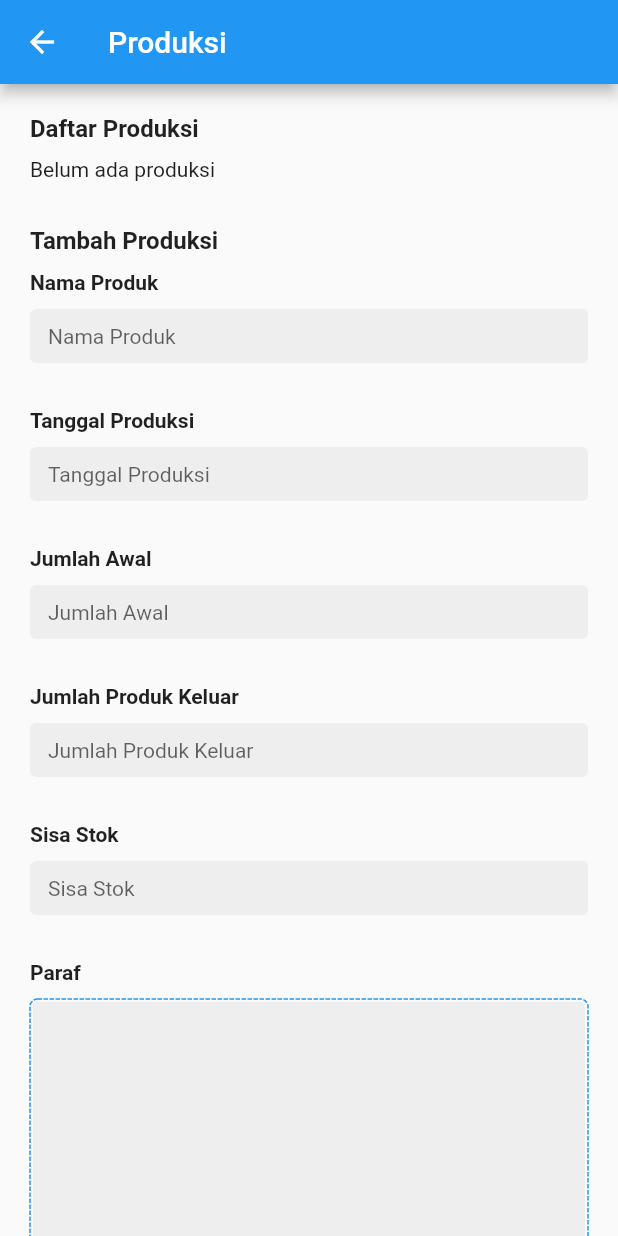
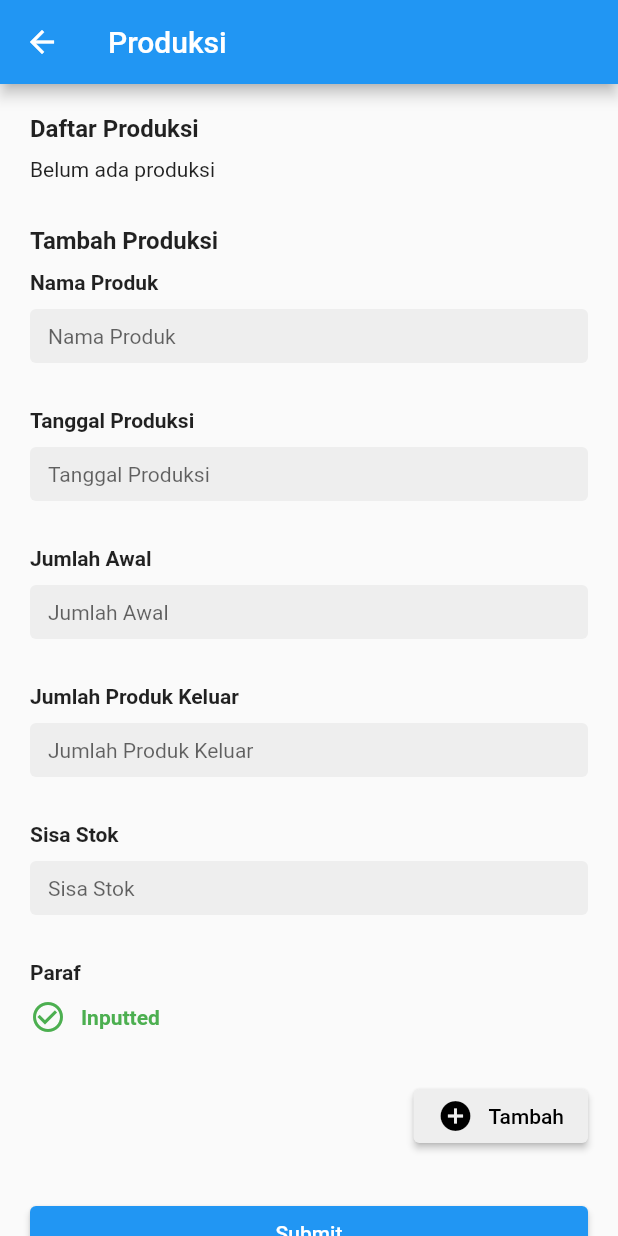
Before and after one commit to jpngeekudin/halal-chain-android, a Flutter app: the UmkmProduksiPage screen opened by its route, on a phone screen of 412 x 824 dp. Run offline on Flutter 3.47's test engine with Material 2 defaults, Android fonts, the phone set to English and light mode, and no system bars; drawn by our look-alikes of dotted_border, signature; our stand-ins replace dio, file_picker, flutter_secure_storage, google_fonts, logger and 4 more; missing offline and left inert: dart:ffi, mobile_scanner; accounts and stored records are empty.

Commit message:
umkm produksi paraf

```diff
--- a/lib/models/umkm_model.dart
+++ b/lib/models/umkm_model.dart
@@ -245,8 +245,9 @@ class UmkmProduksi {
   int jumlahAwal;
   int jumlahProdukKeluar;
   int sisaStok;
-  File paraf;
-  String? uploadedParafUrl;
+  // File paraf;
+  // String? uploadedParafUrl;
+  UserSignature paraf;
 
   UmkmProduksi({
     required this.tanggalProduksi,
@@ -257,9 +258,9 @@ class UmkmProduksi {
     required this.paraf
   });
 
-  void setParafUrl(String url) {
-    uploadedParafUrl = url;
-  }
+  // void setParafUrl(String url) {
+  //   uploadedParafUrl = url;
+  // }
 }
 
 class UmkmPemusnahan {
--- a/lib/pages/umkm_pages/umkm_data_sjh_pages/umkm_produksi_page.dart
+++ b/lib/pages/umkm_pages/umkm_data_sjh_pages/umkm_produksi_page.dart
@@ -4,10 +4,13 @@ import 'package:flutter/services.dart';
 import 'package:halal_chain/configs/api_config.dart';
 import 'package:halal_chain/helpers/date_helper.dart';
 import 'package:halal_chain/helpers/form_helper.dart';
+import 'package:halal_chain/helpers/modal_helper.dart';
 import 'package:halal_chain/helpers/umkm_helper.dart';
 import 'package:halal_chain/helpers/utils_helper.dart';
+import 'package:halal_chain/models/signature_model.dart';
 import 'package:halal_chain/models/umkm_model.dart';
 import 'package:halal_chain/services/core_service.dart';
+import 'package:halal_chain/widgets/signature_form_widget.dart';
 import 'package:logger/logger.dart';
 import 'package:signature/signature.dart';
 
@@ -32,9 +35,25 @@ class _UmkmProduksiPageState extends State<UmkmProduksiPage> {
   final _jumlahAwalController = TextEditingController();
   final _jumlahProdukKeluarController = TextEditingController();
   final _sisaStokController = TextEditingController();
-  final _parafController = SignatureController(
-    penStrokeWidth: 5
-  );
+  UserSignature? _parafModel;
+  // final _parafController = SignatureController(
+  //   penStrokeWidth: 5
+  // );
+
+  void _showModalSignature() {
+    showModalBottomSheet(
+      context: context,
+      isScrollControlled: true,
+      shape: ModalBottomSheetShape,
+      builder: (context) {
+        return SignatureFormWidget();
+      }
+    ).then((signature) {
+      setState(() {
+        _parafModel = signature;
+      });
+    });
+  }
 
   Widget _getProduksiCard(UmkmProduksi produksi) {
     final labelTextStyle = TextStyle(
@@ -125,14 +144,15 @@ class _UmkmProduksiPageState extends State<UmkmProduksiPage> {
       _jumlahAwalController.text.isEmpty ||
       _jumlahProdukKeluarController.text.isEmpty ||
       _sisaStokController.text.isEmpty ||
-      _parafController.isEmpty
+      _parafModel == null
+      // _parafController.isEmpty
     ) {
       final snackBar = SnackBar(content: Text('Harap isi semua field yang dibutuhkan'));
       ScaffoldMessenger.of(context).showSnackBar(snackBar);
       return;
     }
 
-    final parafBytes = await _parafController.toPngBytes();
+    // final parafBytes = await _parafController.toPngBytes();
 
     final produksi = UmkmProduksi(
       tanggalProduksi: _tanggalProduksiModel!,
@@ -140,7 +160,8 @@ class _UmkmProduksiPageState extends State<UmkmProduksiPage> {
       jumlahAwal: int.parse(_jumlahAwalController.text),
       jumlahProdukKeluar: int.parse(_jumlahProdukKeluarController.text),
       sisaStok: int.parse(_sisaStokController.text),
-      paraf: await uint8ListToFile(parafBytes!),
+      paraf: _parafModel!,
+      // paraf: await uint8ListToFile(parafBytes!),
     );
 
     setState(() {
@@ -150,7 +171,8 @@ class _UmkmProduksiPageState extends State<UmkmProduksiPage> {
       _jumlahAwalController.text = '';
       _jumlahProdukKeluarController.text = '';
       _sisaStokController.text = '';
-      _parafController.clear();
+      _parafModel = null;
+      // _parafController.clear();
     });
   }
 
@@ -169,17 +191,18 @@ class _UmkmProduksiPageState extends State<UmkmProduksiPage> {
       final core = CoreService();
       final document = await getUmkmDocument();
 
-      for (int i = 0; i < _listProduksi.length; i++) {
-        final produksi = _listProduksi[i];
-        final formData = FormData.fromMap({
-          'image': await MultipartFile.fromFile(
-            produksi.paraf.path,
-            filename: produksi.paraf.path.split('/').last
-          )
-        });
-        final upload = await core.genericPost(ApiList.imageUpload, null, formData);
-        produksi.setParafUrl(upload.data);
-      }
+      // upload each produksi signature image
+      // for (int i = 0; i < _listProduksi.length; i++) {
+      //   final produksi = _listProduksi[i];
+      //   final formData = FormData.fromMap({
+      //     'image': await MultipartFile.fromFile(
+      //       produksi.paraf.path,
+      //       filename: produksi.paraf.path.split('/').last
+      //     )
+      //   });
+      //   final upload = await core.genericPost(ApiList.imageUpload, null, formData);
+      //   produksi.setParafUrl(upload.data);
+      // }
 
       final params = {
         'id': document!.id,
@@ -189,7 +212,7 @@ class _UmkmProduksiPageState extends State<UmkmProduksiPage> {
           'jumlah_awal': produksi.jumlahAwal,
           'jumlah_produk_keluar': produksi.jumlahProdukKeluar,
           'sisa_stok': produksi.sisaStok,
-          'paraf': produksi.uploadedParafUrl
+          'paraf': produksi.paraf.sign
         }).toList()
       };
 
@@ -292,9 +315,34 @@ class _UmkmProduksiPageState extends State<UmkmProduksiPage> {
                   //     Text(_parafModel ? 'Ya' : 'Tidak')
                   //   ],
                   // ),
-                  input: getInputSignature(
-                    controller: _parafController,
-                    context: context
+                  // input: getInputSignature(
+                  //   controller: _parafController,
+                  //   context: context
+                  // )
+                  input: _parafModel == null ? InkWell(
+                    onTap: () => _showModalSignature(),
+                    child: Wrap(
+                      crossAxisAlignment: WrapCrossAlignment.center,
+                      children: [
+                        Icon(Icons.warning_rounded, color: Colors.grey[600]),
+                        SizedBox(width: 10),
+                        Text('Input Signature', style: TextStyle(
+                          fontWeight: FontWeight.bold,
+                          color: Colors.grey[600]
+                        ))
+                      ],
+                    ),
+                  )
+                  : Wrap(
+                    crossAxisAlignment: WrapCrossAlignment.center,
+                    children: [
+                      Icon(Icons.check_circle_outline, color: Colors.green),
+                      SizedBox(width: 10),
+                      Text('Inputted', style: TextStyle(
+                        fontWeight: FontWeight.bold,
+                        color: Colors.green
+                      ))
+                    ],
                   )
                 ),
                 Row(
```
